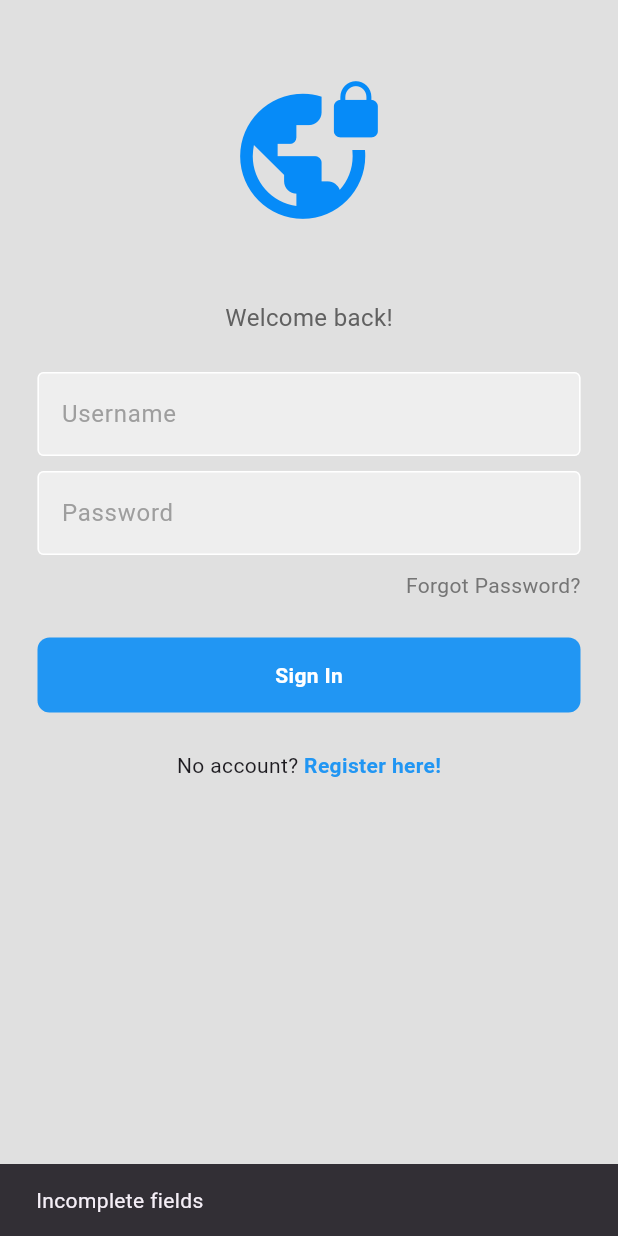
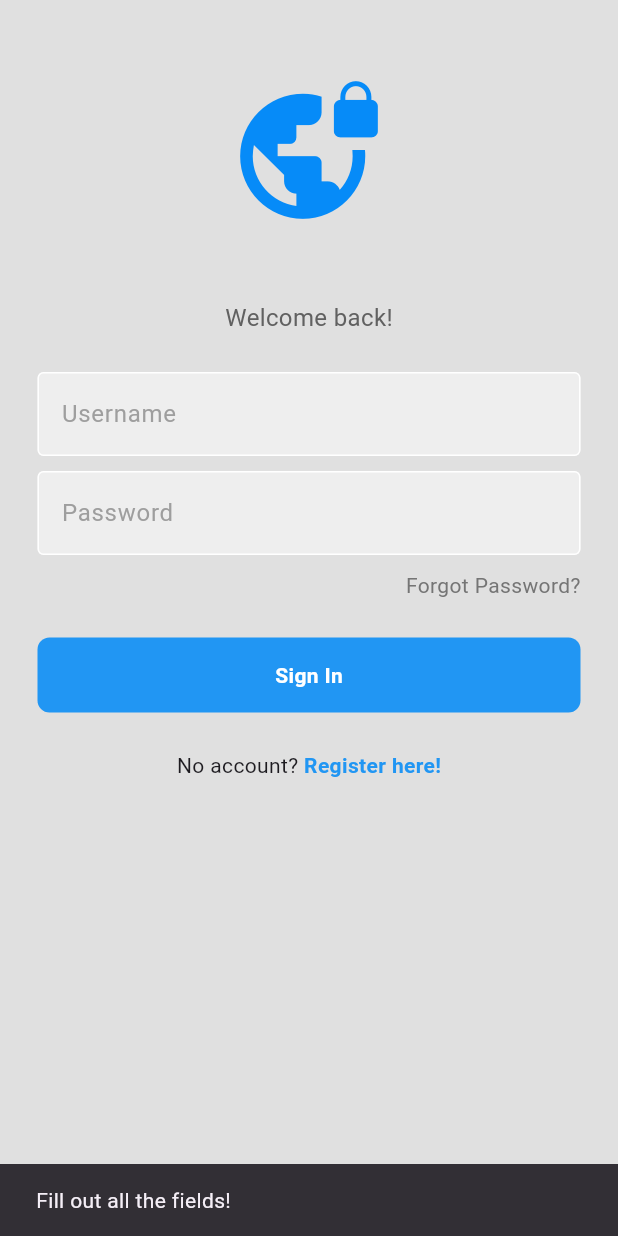
Before and after one commit to aVerySmallSoap/flutter_encrypt, a Flutter app: the screen it shows after launch, after a tap on "Sign In", on a phone screen of 412 x 824 dp. Run offline on Flutter 3.47's test engine with Material 3 defaults, Android fonts, the phone set to English and light mode, and no system bars; our stand-ins replace google_nav_bar.

Commit message:
Revamped API returnables to mimic HTTP requests v1

```diff
--- a/lib/api/login.dart
+++ b/lib/api/login.dart
@@ -1,8 +1,13 @@
+import 'package:test_app/api/returnable.dart';
+
 import 'database.dart';
 
 //TODO: Convert into API calls that returns something
 class Login {
-  static Map<String, dynamic> login(String username, String password) {
+  static Map<String, dynamic>? login(String username, String password) {
+    if (username == "" && password == "") {
+      return JSON(400, STATUS.badRequest, "Fill out all the fields!").build();
+    }
     if (Database.table.containsKey(username)) {
       bool logged = false;
       Database.table.forEach((k, v) {
@@ -12,13 +17,13 @@ class Login {
         }
       });
       if (!logged) {
-        return {"status": "error", "message": "Incorrect password"};
+        return JSON(400, STATUS.badRequest, "Incorrect password!").build();
       }
-      return {"status": "success", "message": "Login successful"};
+      return JSON(200, STATUS.OK, "Login successful!").build();
     }
     if (!Database.table.containsKey(username) && password != "") {
-      return {"status": "error", "message": "User does not exist"};
+      return JSON(500, STATUS.internalError, "User does not exists!").build();
     }
-    return {"status": "error", "message": "Incomplete fields"};
+    return JSON(400, STATUS.badRequest, "Incomplete fields!").build();
   }
 }
--- /dev/null
+++ b/lib/api/returnable.dart
@@ -0,0 +1,53 @@
+interface class Returnable {
+  Map<String, dynamic>? build() {
+    return null;
+  }
+}
+
+// Common responses are 200, 400, 404, 500
+// OK, BAD REQUEST, NOT FOUND, INTERNAL SERVER ERROR
+
+enum STATUS { OK, badRequest, notFound, internalError }
+
+class JSON implements Returnable {
+  final int _code;
+  final STATUS _status;
+  final String _message;
+  Map<String, dynamic>? _returnable;
+  String? _type;
+  Map<String, String>? _error;
+  Object? _optional;
+
+  JSON(this._code, this._status, this._message,
+      [this._type, this._error, this._optional]);
+
+  JSON addType(String s) {
+    _type = s;
+    return this;
+  }
+
+  JSON addError(String e, String m) {
+    _error = {"error": e, "message": m};
+    return this;
+  }
+
+  JSON addOptional(Object o) {
+    _optional = o;
+    return this;
+  }
+
+  @override
+  Map<String, dynamic>? build() {
+    _returnable = {"code": _code, "status": _status, "message": _message};
+    if (_type != null) {
+      _returnable?.addAll({"type": _type});
+    }
+    if (_error != null) {
+      _returnable?.addAll(_error!);
+    }
+    if (_optional != null) {
+      _returnable?.addAll({"additional": _optional});
+    }
+    return _returnable;
+  }
+}
--- a/lib/pages/login_page.dart
+++ b/lib/pages/login_page.dart
@@ -4,6 +4,7 @@ import 'package:test_app/components/mytextfield.dart';
 
 import '../api/database.dart';
 import '../api/login.dart';
+import '../api/returnable.dart';
 
 class LoginPage extends StatelessWidget {
   LoginPage({super.key});
@@ -15,12 +16,12 @@ class LoginPage extends StatelessWidget {
     final username = usernameController.text;
     final password = passwordController.text;
 
-    Map<String, dynamic> response = Login.login(username, password);
-    if (response["status"] == "success") {
+    Map<String, dynamic>? response = Login.login(username, password);
+    if (response?["status"] == STATUS.OK) {
       Navigator.pushNamed(context, '/home');
     } else {
       ScaffoldMessenger.of(context).showSnackBar(
-        SnackBar(content: Text(response["message"])),
+        SnackBar(content: Text(response!["message"])),
       );
     }
   }
--- a/lib/test.dart
+++ b/lib/test.dart
@@ -3,6 +3,6 @@ import 'api/login.dart';
 
 void main() async {
   Database.init();
-  Map<String, dynamic> response = Login.login('tas', 'p');
-  print(response["status"] == "success");
+  // Map<String, dynamic> response = Login.login('tas', 'p');
+  // print(response["status"] == "success");
 }
```
Also changed, not shown: lib/api/registration.dart (+8 -5 lines), lib/pages/register_page.dart (+4 -3 lines), pubspec.lock.
